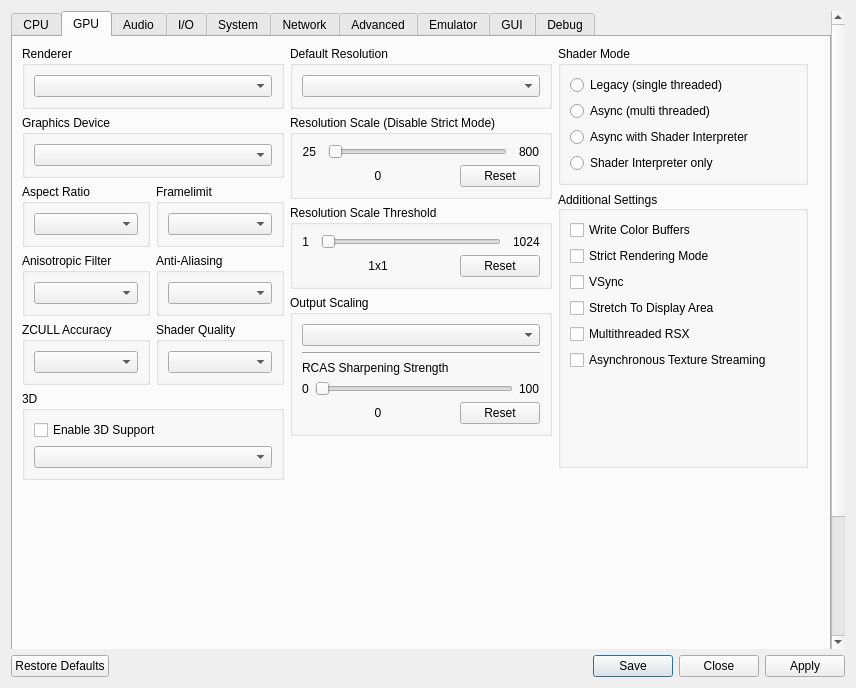
Qt form rpcs3/rpcs3qt/settings_dialog.ui (RPCS3/rpcs3) before a commit.
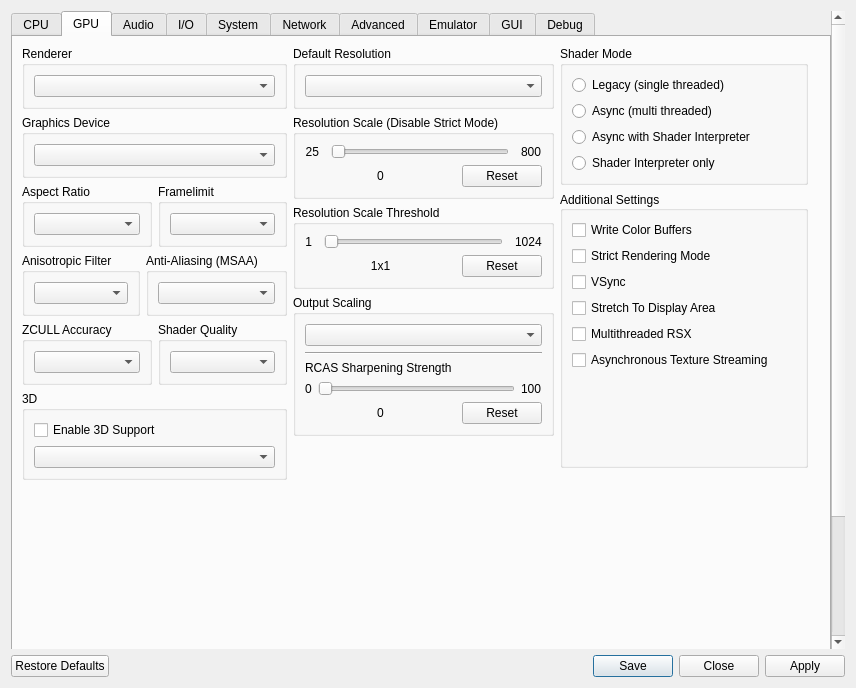
The same form after that commit. The open tabs and pages were chosen to show the change. Icons and pictures are not drawn.

Commit message: ui: Specify Anti-Aliasing as MSAA

Patch:
```diff
--- a/rpcs3/rpcs3qt/settings_dialog.ui
+++ b/rpcs3/rpcs3qt/settings_dialog.ui
@@ -473,7 +473,7 @@
                <item>
                 <widget class="QGroupBox" name="gb_antiAliasing">
                  <property name="title">
-                  <string>Anti-Aliasing</string>
+                  <string>Anti-Aliasing (MSAA)</string>
                  </property>
                  <layout class="QVBoxLayout" name="gb_antiAliasing_layout">
                   <item>
```
